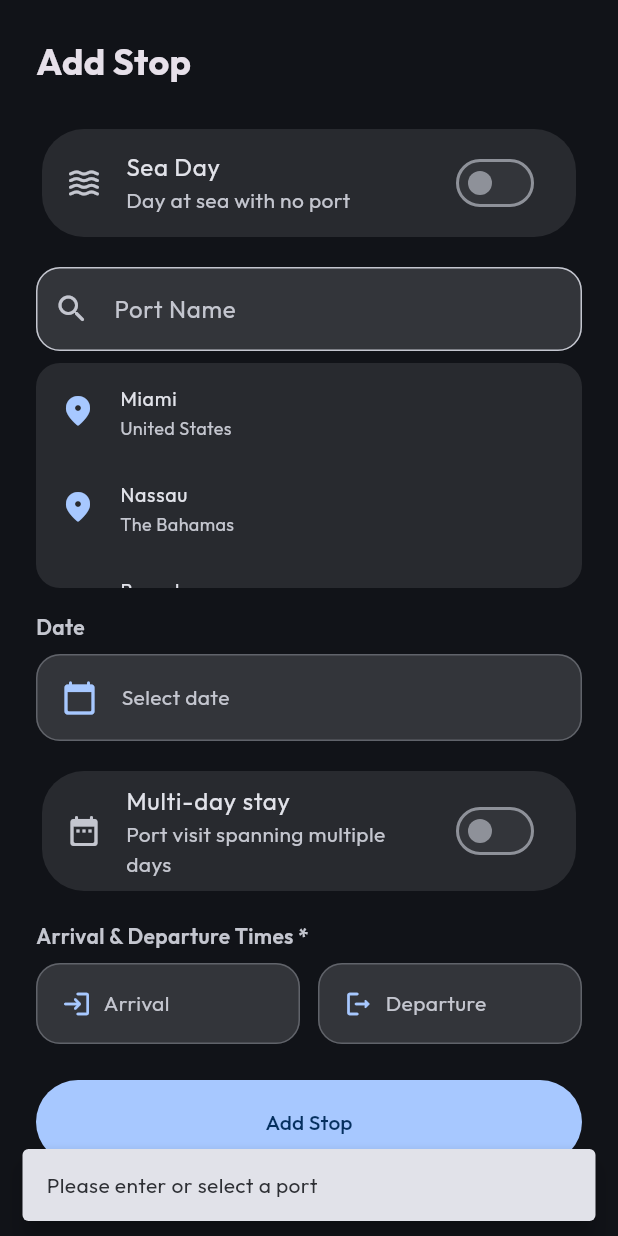
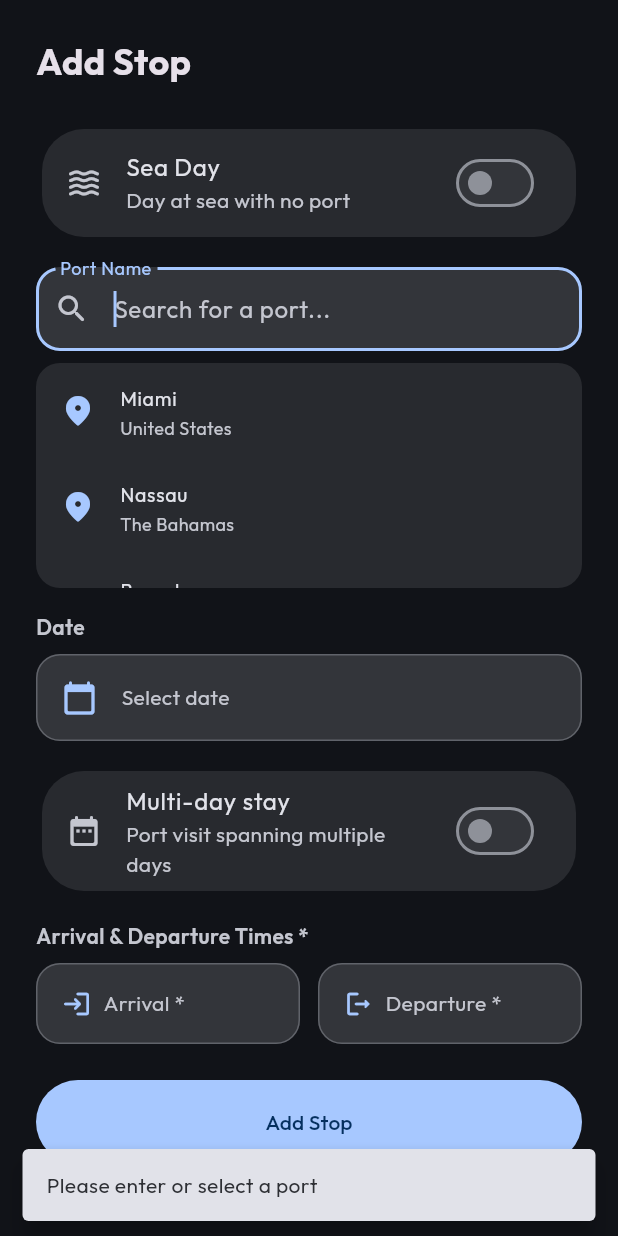
Before and after one commit to md2810/cruisyapp, a Flutter app: the _AddPortSheet widget shown alone on an empty page, opened directly with empty values, after a tap on "Add Stop", on a phone screen of 412 x 824 dp. Run offline on Flutter 3.47's test engine with Material 3 defaults, Android fonts, the phone set to English and light mode, and no system bars; our stand-ins replace app_links, cached_network_image, cloud_firestore, firebase_auth, firebase_core, flutter_riverpod and 5 more; missing offline and left inert: mapbox_maps_flutter; accounts and stored records are empty; network calls fail; statements that could not run were skipped.

Commit message:
More QoL improvements: auto-open departure date, swapped field order, optional times for first/last ports, delete confirmation, search autofocus

```diff
--- a/lib/features/trips/presentation/trip_form_screen.dart
+++ b/lib/features/trips/presentation/trip_form_screen.dart
@@ -1,4 +1,5 @@
 import 'package:flutter/material.dart';
+import 'package:cruisyapp/l10n/generated/app_localizations.dart';
 import 'package:flutter_riverpod/flutter_riverpod.dart';
 import 'package:go_router/go_router.dart';
 import 'package:google_fonts/google_fonts.dart';
@@ -94,6 +95,10 @@ class _TripFormScreenState extends ConsumerState<TripFormScreen> {
       return;
     }
 
+    // Determine if this will be the first or last port
+    final ports = _stops.where((s) => !s.isSeaDay).toList();
+    final isFirstPort = ports.isEmpty;
+
     showModalBottomSheet(
       context: context,
       isScrollControlled: true,
@@ -105,6 +110,8 @@ class _TripFormScreenState extends ConsumerState<TripFormScreen> {
         startDate: _startDate!,
         endDate: _endDate!,
         suggestedDate: suggestedDate,
+        isFirstPort: isFirstPort,
+        isLastPort: true, // When adding, it becomes the last port
         onAdd: (stop) {
           setState(() {
             _stops.add(stop);
@@ -118,6 +125,12 @@ class _TripFormScreenState extends ConsumerState<TripFormScreen> {
   void _editStop(int index) {
     if (_startDate == null || _endDate == null) return;
 
+    // Determine if this is the first or last port
+    final nonSeaDayStops = _stops.where((s) => !s.isSeaDay).toList();
+    final currentStop = _stops[index];
+    final isFirstPort = nonSeaDayStops.isNotEmpty && nonSeaDayStops.first == currentStop;
+    final isLastPort = nonSeaDayStops.isNotEmpty && nonSeaDayStops.last == currentStop;
+
     showModalBottomSheet(
       context: context,
       isScrollControlled: true,
@@ -128,7 +141,9 @@ class _TripFormScreenState extends ConsumerState<TripFormScreen> {
       builder: (context) => _AddPortSheet(
         startDate: _startDate!,
         endDate: _endDate!,
-        existingStop: _stops[index],
+        existingStop: currentStop,
+        isFirstPort: isFirstPort,
+        isLastPort: isLastPort,
         onAdd: (stop) {
           setState(() {
             _stops[index] = stop;
@@ -152,6 +167,35 @@ class _TripFormScreenState extends ConsumerState<TripFormScreen> {
     setState(() {
       _stops.removeAt(index);
     });
+  }
+
+  Future<void> _confirmDeleteStop(BuildContext context, PortStop stop) async {
+    final l10n = AppLocalizations.of(context)!;
+    final confirmed = await showDialog<bool>(
+      context: context,
+      builder: (context) => AlertDialog(
+        title: Text(l10n.deletePort),
+        content: Text('${stop.name}?'),
+        actions: [
+          TextButton(
+            onPressed: () => Navigator.pop(context, false),
+            child: Text(l10n.cancel),
+          ),
+          FilledButton(
+            onPressed: () => Navigator.pop(context, true),
+            style: FilledButton.styleFrom(
+              backgroundColor: Theme.of(context).colorScheme.error,
+            ),
+            child: Text(l10n.delete),
+          ),
+        ],
+      ),
+    );
+
+    if (confirmed == true) {
+      final stopIndex = _stops.indexOf(stop);
+      if (stopIndex != -1) _removeStop(stopIndex);
+    }
   }
 
   String? _validateStops() {
@@ -393,11 +437,30 @@ class _TripFormScreenState extends ConsumerState<TripFormScreen> {
               ),
               const SizedBox(height: 32),
 
+              // Trip Name (first, for the narrative flow)
+              TextFormField(
+                controller: _tripNameController,
+                textCapitalization: TextCapitalization.words,
+                textInputAction: TextInputAction.next,
+                decoration: InputDecoration(
+                  labelText: 'Trip Name (Optional)',
+                  hintText: 'e.g., Mediterranean Adventure',
+                  prefixIcon: const Icon(Icons.confirmation_number_rounded),
+                  border: OutlineInputBorder(
+                    borderRadius: BorderRadius.circular(16),
+                  ),
+                  filled: true,
+                  fillColor: colorScheme.surfaceContainerHighest,
+                ),
+              ),
+              const SizedBox(height: 20),
+
               // Ship Name
               TextFormField(
                 controller: _shipNameController,
                 textCapitalization: TextCapitalization.words,
-                textInputAction: TextInputAction.next,
+                textInputAction: TextInputAction.done,
+                onEditingComplete: () => FocusScope.of(context).unfocus(),
                 decoration: InputDecoration(
                   labelText: 'Ship Name',
                   hintText: 'e.g., Symphony of the Seas',
@@ -414,25 +477,6 @@ class _TripFormScreenState extends ConsumerState<TripFormScreen> {
                   }
                   return null;
                 },
-              ),
-              const SizedBox(height: 20),
-
-              // Trip Name
-              TextFormField(
-                controller: _tripNameController,
-                textCapitalization: TextCapitalization.words,
-                textInputAction: TextInputAction.done,
-                onEditingComplete: () => FocusScope.of(context).unfocus(),
-                decoration: InputDecoration(
-                  labelText: 'Trip Name (Optional)',
-                  hintText: 'e.g., Mediterranean Adventure',
-                  prefixIcon: const Icon(Icons.confirmation_number_rounded),
-                  border: OutlineInputBorder(
-                    borderRadius: BorderRadius.circular(16),
-                  ),
-                  filled: true,
-                  fillColor: colorScheme.surfaceContainerHighest,
-                ),
               ),
               const SizedBox(height: 20),
 
@@ -741,10 +785,7 @@ class _TripFormScreenState extends ConsumerState<TripFormScreen> {
                               color: colorScheme.error,
                               size: 20,
                             ),
-                            onPressed: () {
-                              final stopIndex = _stops.indexOf(stop);
-                              if (stopIndex != -1) _removeStop(stopIndex);
-                            },
+                            onPressed: () => _confirmDeleteStop(context, stop),
                           ),
                         Icon(
                           Icons.edit_rounded,
@@ -784,6 +825,8 @@ class _AddPortSheet extends ConsumerStatefulWidget {
   final DateTime? suggestedDate;
   final PortStop? existingStop;
   final Function(PortStop) onAdd;
+  final bool isFirstPort;
+  final bool isLastPort;
 
   const _AddPortSheet({
     required this.startDate,
@@ -791,6 +834,8 @@ class _AddPortSheet extends ConsumerStatefulWidget {
     this.suggestedDate,
     this.existingStop,
     required this.onAdd,
+    this.isFirstPort = false,
+    this.isLastPort = false,
   });
 
   @override
@@ -886,6 +931,11 @@ class _AddPortSheetState extends ConsumerState<_AddPortSheet> {
           _departureDate = picked;
         }
       });
+      // Auto-open departure date picker if not set and multi-day is enabled
+      if (_isMultiDay && _departureDate == null) {
+        await Future.delayed(const Duration(milliseconds: 200));
+        if (mounted) await _selectDepartureDate();
+      }
     }
   }
 
@@ -944,8 +994,9 @@ class _AddPortSheetState extends ConsumerState<_AddPortSheet> {
     }
 
     // Require arrival and departure times for port stops (not sea days)
+    // Except: first port doesn't need arrival time, last port doesn't need departure time
     if (!_isSeaDay) {
-      if (_arrivalTime == null) {
+      if (_arrivalTime == null && !widget.isFirstPort) {
         ScaffoldMessenger.of(context).showSnackBar(
           const SnackBar(
             content: Text('Please select an arrival time'),
@@ -955,7 +1006,7 @@ class _AddPortSheetState extends ConsumerState<_AddPortSheet> {
         return;
       }
 
-      if (_departureTime == null) {
+      if (_departureTime == null && !widget.isLastPort) {
         ScaffoldMessenger.of(context).showSnackBar(
           const SnackBar(
             content: Text('Please select a departure time'),
@@ -966,8 +1017,8 @@ class _AddPortSheetState extends ConsumerState<_AddPortSheet> {
       }
     }
 
-    DateTime arrivalDateTime;
-    DateTime departureDateTime;
+    DateTime? arrivalDateTime;
+    DateTime? departureDateTime;
 
     if (_isSeaDay) {
       // Sea days: use date only with midnight times
@@ -987,38 +1038,74 @@ class _AddPortSheetState extends ConsumerState<_AddPortSheet> {
       );
     } else if (_isMultiDay) {
       // Multi-day: use separate dates with times
-      arrivalDateTime = DateTime(
+      // First port: arrival time optional (defaults to 00:00)
+      arrivalDateTime = _arrivalTime != null
+          ? DateTime(
               _arrivalDate!.year,
               _arrivalDate!.month,
               _arrivalDate!.day,
               _arrivalTime!.hour,
               _arrivalTime!.minute,
+            )
+          : DateTime(
+              _arrivalDate!.year,
+              _arrivalDate!.month,
+              _arrivalDate!.day,
+              0,
+              0,
             );
 
       final depDate = _departureDate ?? _arrivalDate!;
-      departureDateTime = DateTime(
+      // Last port: departure time optional (defaults to 23:59)
+      departureDateTime = _departureTime != null
+          ? DateTime(
               depDate.year,
               depDate.month,
               depDate.day,
               _departureTime!.hour,
               _departureTime!.minute,
+            )
+          : DateTime(
+              depDate.year,
+              depDate.month,
+              depDate.day,
+              23,
+              59,
             );
     } else {
       // Single day: same date for both
-      arrivalDateTime = DateTime(
+      // First port: arrival time optional (defaults to 00:00)
+      arrivalDateTime = _arrivalTime != null
+          ? DateTime(
               _arrivalDate!.year,
               _arrivalDate!.month,
               _arrivalDate!.day,
               _arrivalTime!.hour,
               _arrivalTime!.minute,
+            )
+          : DateTime(
+              _arrivalDate!.year,
+              _arrivalDate!.month,
+              _arrivalDate!.day,
+              0,
+              0,
             );
 
-      departureDateTime = DateTime(
+      // Last port: departure time optional (defaults to 23:59)
+      departureDateTime = _departureTime != null
+          ? DateTime(
               _arrivalDate!.year,
               _arrivalDate!.month,
               _arrivalDate!.day,
               _departureTime!.hour,
               _departureTime!.minute,
+            )
+          : DateTime(
+              _arrivalDate!.year,
+              _arrivalDate!.month,
+              _arrivalDate!.day,
+              23,
+              59,
             );
     }
 
@@ -1086,6 +1173,7 @@ class _AddPortSheetState extends ConsumerState<_AddPortSheet> {
               TextField(
                 controller: _searchController,
                 textCapitalization: TextCapitalization.words,
+                autofocus: widget.existingStop == null, // Auto-focus on new stops
                 decoration: InputDecoration(
                   labelText: 'Port Name',
                   hintText: 'Search for a port...',
@@ -1279,7 +1367,13 @@ class _AddPortSheetState extends ConsumerState<_AddPortSheet> {
             if (!_isSeaDay) ...[
               const SizedBox(height: 16),
               Text(
-                'Arrival & Departure Times *',
+                widget.isFirstPort && widget.isLastPort
+                    ? 'Times (optional for single port)'
+                    : widget.isFirstPort
+                        ? 'Departure Time *${widget.isLastPort ? '' : ' / Arrival (optional)'}'
+                        : widget.isLastPort
+                            ? 'Arrival Time *${widget.isFirstPort ? '' : ' / Departure (optional)'}'
+                            : 'Arrival & Departure Times *',
                 style: TextStyle(
                   fontWeight: FontWeight.w600,
                   color: colorScheme.onSurfaceVariant,
@@ -1309,7 +1403,7 @@ class _AddPortSheetState extends ConsumerState<_AddPortSheet> {
                             Text(
                               _arrivalTime != null
                                   ? _arrivalTime!.format(context)
-                                  : 'Arrival',
+                                  : widget.isFirstPort ? 'Arrival (opt.)' : 'Arrival *',
                               style: TextStyle(
                                 color: _arrivalTime != null
                                     ? colorScheme.onSurface
@@ -1343,7 +1437,7 @@ class _AddPortSheetState extends ConsumerState<_AddPortSheet> {
                             Text(
                               _departureTime != null
                                   ? _departureTime!.format(context)
-                                  : 'Departure',
+                                  : widget.isLastPort ? 'Departure (opt.)' : 'Departure *',
                               style: TextStyle(
                                 color: _departureTime != null
                                     ? colorScheme.onSurface
--- a/lib/l10n/app_de.arb
+++ b/lib/l10n/app_de.arb
@@ -481,5 +481,7 @@
   "daysAtSeaCount": "{count} Tage auf See",
   "seaDays": "See",
   "journeyProgress": "Reisefortschritt",
-  "ok": "OK"
+  "ok": "OK",
+  "deletePort": "Hafen löschen",
+  "deletePortConfirmation": "Möchtest du diesen Hafen wirklich löschen?"
 }
--- a/lib/l10n/app_en.arb
+++ b/lib/l10n/app_en.arb
@@ -933,5 +933,7 @@
   },
   "seaDays": "sea",
   "journeyProgress": "Journey Progress",
-  "ok": "OK"
+  "ok": "OK",
+  "deletePort": "Delete Port",
+  "deletePortConfirmation": "Are you sure you want to delete this port?"
 }
```
Also changed, not shown: lib/l10n/generated/app_localizations.dart, lib/l10n/generated/app_localizations_de.dart, lib/l10n/generated/app_localizations_en.dart. Lines whose indentation alone changed are shown as unchanged.
